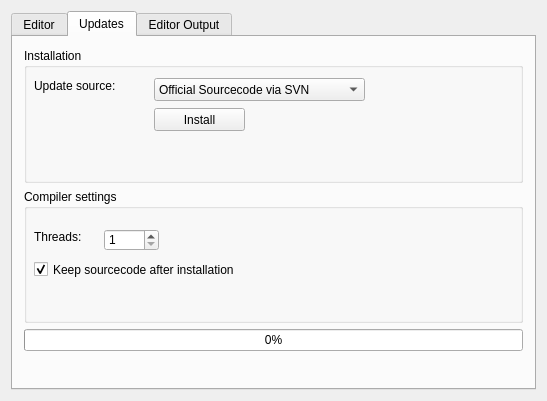
Before: the Qt Designer form mainwindow.ui in Sponk/maratis-manager, drawn with Qt 5.
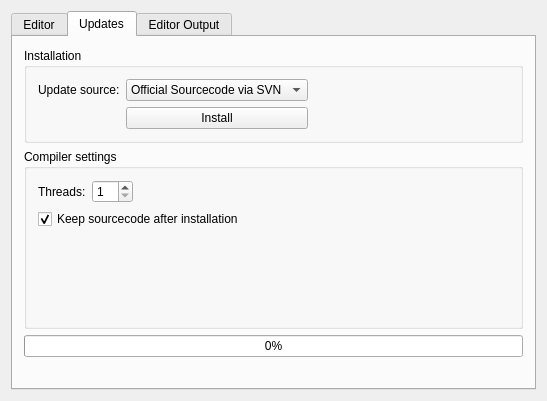
After: the same form once the commit is applied. The open tabs and pages were chosen to show the change.

Commit message: * Even more layouts

What changed in the file:
```diff
--- a/mainwindow.ui
+++ b/mainwindow.ui
@@ -123,18 +123,20 @@
        <layout class="QVBoxLayout" name="verticalLayout_2">
         <item>
          <widget class="QGroupBox" name="groupBox">
+          <property name="sizePolicy">
+           <sizepolicy hsizetype="Preferred" vsizetype="Fixed">
+            <horstretch>0</horstretch>
+            <verstretch>0</verstretch>
+           </sizepolicy>
+          </property>
           <property name="title">
            <string>Installation</string>
           </property>
+          <layout class="QHBoxLayout" name="horizontalLayout_3">
+           <item>
+            <layout class="QGridLayout" name="gridLayout">
+             <item row="0" column="1">
           <widget class="QComboBox" name="sourceCombo">
-           <property name="geometry">
-            <rect>
-             <x>130</x>
-             <y>30</y>
-             <width>211</width>
-             <height>23</height>
-            </rect>
-           </property>
            <item>
             <property name="text">
              <string>Official Sourcecode via SVN</string>
@@ -151,32 +153,37 @@
             </property>
            </item>
           </widget>
-          <widget class="QLabel" name="label_2">
-           <property name="geometry">
-            <rect>
-             <x>10</x>
-             <y>30</y>
-             <width>101</width>
-             <height>16</height>
-            </rect>
-           </property>
-           <property name="text">
-            <string>Update source:</string>
-           </property>
-          </widget>
+             </item>
+             <item row="1" column="1">
           <widget class="QPushButton" name="installButton">
-           <property name="geometry">
-            <rect>
-             <x>130</x>
-             <y>60</y>
-             <width>91</width>
-             <height>23</height>
-            </rect>
-           </property>
            <property name="text">
             <string>Install</string>
            </property>
           </widget>
+             </item>
+             <item row="0" column="0">
+              <widget class="QLabel" name="label_2">
+               <property name="text">
+                <string>Update source:</string>
+               </property>
+              </widget>
+             </item>
+            </layout>
+           </item>
+           <item>
+            <spacer name="horizontalSpacer_2">
+             <property name="orientation">
+              <enum>Qt::Horizontal</enum>
+             </property>
+             <property name="sizeHint" stdset="0">
+              <size>
+               <width>40</width>
+               <height>20</height>
+              </size>
+             </property>
+            </spacer>
+           </item>
+          </layout>
          </widget>
         </item>
         <item>
@@ -184,31 +191,18 @@
           <property name="title">
            <string>Compiler settings</string>
           </property>
-          <widget class="QCheckBox" name="keepCodeBox">
-           <property name="geometry">
-            <rect>
-             <x>10</x>
-             <y>70</y>
-             <width>341</width>
-             <height>21</height>
-            </rect>
-           </property>
+          <layout class="QVBoxLayout" name="verticalLayout_8">
+           <item>
+            <layout class="QGridLayout" name="gridLayout_2">
+             <item row="0" column="0">
+              <widget class="QLabel" name="label_3">
            <property name="text">
-            <string>Keep sourcecode after installation</string>
-           </property>
-           <property name="checked">
-            <bool>true</bool>
-           </property>
-          </widget>
+                <string>Threads:</string>
+               </property>
+              </widget>
+             </item>
+             <item row="0" column="1">
           <widget class="QSpinBox" name="threadsBox">
-           <property name="geometry">
-            <rect>
-             <x>80</x>
-             <y>40</y>
-             <width>55</width>
-             <height>22</height>
-            </rect>
-           </property>
            <property name="minimum">
             <number>1</number>
            </property>
@@ -216,19 +210,46 @@
             <number>10</number>
            </property>
           </widget>
-          <widget class="QLabel" name="label_3">
-           <property name="geometry">
-            <rect>
-             <x>10</x>
-             <y>40</y>
-             <width>61</width>
-             <height>16</height>
-            </rect>
-           </property>
+             </item>
+             <item row="0" column="2">
+              <spacer name="horizontalSpacer_3">
+               <property name="orientation">
+                <enum>Qt::Horizontal</enum>
+               </property>
+               <property name="sizeHint" stdset="0">
+                <size>
+                 <width>40</width>
+                 <height>20</height>
+                </size>
+               </property>
+              </spacer>
+             </item>
+            </layout>
+           </item>
+           <item>
+            <widget class="QCheckBox" name="keepCodeBox">
            <property name="text">
-            <string>Threads:</string>
-           </property>
-          </widget>
+              <string>Keep sourcecode after installation</string>
+             </property>
+             <property name="checked">
+              <bool>true</bool>
+             </property>
+            </widget>
+           </item>
+           <item>
+            <spacer name="verticalSpacer_2">
+             <property name="orientation">
+              <enum>Qt::Vertical</enum>
+             </property>
+             <property name="sizeHint" stdset="0">
+              <size>
+               <width>20</width>
+               <height>40</height>
+              </size>
+             </property>
+            </spacer>
+           </item>
+          </layout>
          </widget>
         </item>
         <item>
```
Left out of the diff: 18 changed lines with no effect on the pictures. Lines whose indentation alone changed are shown as unchanged.
